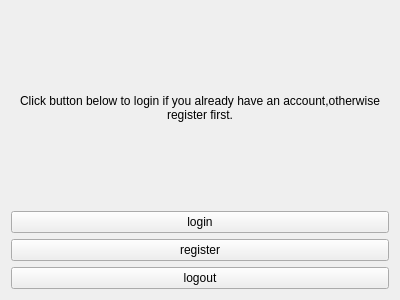
Qt form client/welcomewidget.ui (gitjip/microtrade) before a commit.
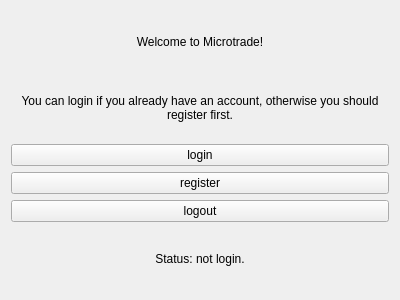
The same form after that commit.

Commit message: Complete the first business logics.

Patch:
```diff
--- a/client/welcomewidget.ui
+++ b/client/welcomewidget.ui
@@ -14,10 +14,51 @@
    <string>Form</string>
   </property>
   <layout class="QGridLayout" name="gridLayout">
+   <item row="7" column="0">
+    <widget class="QPushButton" name="logoutPushButton">
+     <property name="text">
+      <string>logout</string>
+     </property>
+    </widget>
+   </item>
    <item row="0" column="0">
+    <widget class="QLabel" name="welcomeLabel">
+     <property name="text">
+      <string>Welcome to Microtrade!</string>
+     </property>
+     <property name="alignment">
+      <set>Qt::AlignmentFlag::AlignCenter</set>
+     </property>
+    </widget>
+   </item>
+   <item row="6" column="0">
+    <widget class="QPushButton" name="registerPushButton">
+     <property name="text">
+      <string>register</string>
+     </property>
+    </widget>
+   </item>
+   <item row="5" column="0">
+    <widget class="QPushButton" name="loginPushButton">
+     <property name="text">
+      <string>login</string>
+     </property>
+    </widget>
+   </item>
+   <item row="9" column="0">
+    <widget class="QLabel" name="statusLabel">
+     <property name="text">
+      <string>Status: not login.</string>
+     </property>
+     <property name="alignment">
+      <set>Qt::AlignmentFlag::AlignCenter</set>
+     </property>
+    </widget>
+   </item>
+   <item row="1" column="0">
     <widget class="QLabel" name="tipLabel">
      <property name="text">
-      <string>Click button below to login if you already have an account,otherwise register first.</string>
+      <string>You can login if you already have an account, otherwise you should register first.</string>
      </property>
      <property name="alignment">
       <set>Qt::AlignmentFlag::AlignCenter</set>
@@ -27,27 +68,6 @@
      </property>
     </widget>
    </item>
-   <item row="1" column="0">
-    <widget class="QPushButton" name="loginPushButton">
-     <property name="text">
-      <string>login</string>
-     </property>
-    </widget>
-   </item>
-   <item row="2" column="0">
-    <widget class="QPushButton" name="registerPushButton">
-     <property name="text">
-      <string>register</string>
-     </property>
-    </widget>
-   </item>
-   <item row="3" column="0">
-    <widget class="QPushButton" name="logoutPushButton">
-     <property name="text">
-      <string>logout</string>
-     </property>
-    </widget>
-   </item>
   </layout>
  </widget>
  <resources/>
```
The commit also changes 32 other files.
